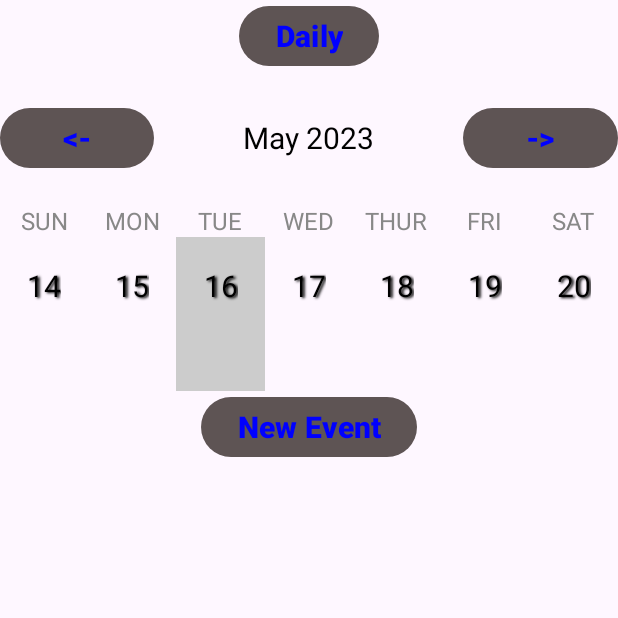
After one commit to vnoel02/WorkFlow-App, an Android app: the WeekViewActivity screen opened directly, with no data from a screen before it, on a phone screen of 412 x 824 dp, the top half of it. The commit adds this screen. Run offline under Robolectric (Android 15) with nearby library versions, the phone set to English and light mode, and no system bars; 2 statements that could not run were skipped.

```diff
--- a/app/src/main/AndroidManifest.xml
+++ b/app/src/main/AndroidManifest.xml
@@ -18,6 +18,7 @@
             android:name=".DailyCalendarActivity"
             android:exported="true" />
         <activity android:name=".EventEditActivity" />
+        <activity android:name=".WeekViewActivity" />
     <activity
         android:name="com.example.workflow.MainActivity"
         android:exported="false" />
--- a/app/src/main/java/com/example/workflow/CalendarAdapter.java
+++ b/app/src/main/java/com/example/workflow/CalendarAdapter.java
@@ -41,7 +41,6 @@ class CalendarAdapter extends RecyclerView.Adapter<CalendarViewHolder>
     public void onBindViewHolder(@NonNull CalendarViewHolder holder, int position)
     {
         final LocalDate date = days.get(position);
-
         holder.dayOfMonth.setText(String.valueOf(date.getDayOfMonth()));
 
         if(date.equals(CalendarUtils.selectedDate))
@@ -63,4 +62,5 @@ class CalendarAdapter extends RecyclerView.Adapter<CalendarViewHolder>
     {
         void onItemClick(int position, LocalDate date);
     }
+
 }
--- a/app/src/main/java/com/example/workflow/CalendarUtils.java
+++ b/app/src/main/java/com/example/workflow/CalendarUtils.java
@@ -1,5 +1,6 @@
 package com.example.workflow;
 
+import java.time.DayOfWeek;
 import java.time.LocalDate;
 import java.time.LocalTime;
 import java.time.YearMonth;
@@ -67,7 +68,34 @@ public class CalendarUtils
         }
         return  daysInMonthArray;
     }
+    public static ArrayList<LocalDate> daysInWeekArray(LocalDate selectedDate)
+    {
+        ArrayList<LocalDate> days = new ArrayList<>();
+        LocalDate current = sundayForDate(selectedDate);
+        LocalDate endDate = current.plusWeeks(1);
 
+        while (current.isBefore(endDate))
+        {
+            days.add(current);
+            current = current.plusDays(1);
+        }
+        return days;
+    }
+
+    private static LocalDate sundayForDate(LocalDate current)
+    {
+        LocalDate oneWeekAgo = current.minusWeeks(1);
+
+        while (current.isAfter(oneWeekAgo))
+        {
+            if(current.getDayOfWeek() == DayOfWeek.SUNDAY)
+                return current;
+
+            current = current.minusDays(1);
+        }
+
+        return null;
+    }
 
 
 
--- a/app/src/main/java/com/example/workflow/MainActivity.java
+++ b/app/src/main/java/com/example/workflow/MainActivity.java
@@ -108,10 +108,11 @@ public class MainActivity extends AppCompatActivity implements CalendarAdapter.O
         }
     }
 
-    public void dailyAction(View view)
+    public void weeklyAction(View view)
     {
-        startActivity(new Intent(this, DailyCalendarActivity.class));
+        startActivity(new Intent(this, WeekViewActivity.class));
     }
+
 
 
     @Override
--- /dev/null
+++ b/app/src/main/java/com/example/workflow/SQLiteManager.java
@@ -0,0 +1,155 @@
+package com.example.workflow;
+
+import android.annotation.SuppressLint;
+import android.content.ContentValues;
+import android.content.Context;
+import android.database.Cursor;
+import android.database.sqlite.SQLiteDatabase;
+import android.database.sqlite.SQLiteOpenHelper;
+
+import java.text.DateFormat;
+import java.text.ParseException;
+import java.text.SimpleDateFormat;
+import java.time.LocalDate;
+import java.time.LocalTime;
+import java.util.Date;
+
+
+public class SQLiteManager extends SQLiteOpenHelper
+{
+    private static SQLiteManager sqLiteManager;
+    private static final String DATABASE_NAME = "EventDB";
+    private static final int DATABASE_VERSION = 1;
+    private static final String TABLE_NAME = "Event";
+    private static final String COUNTER = "Counter";
+
+    private static final String ID_FIELD = "id";
+    private static final String NAME_FIELD = "name";
+    private static final String DATE_FIELD = "date";
+    private static final String TIME_FIELD = "time";
+
+   // private static final String DELETED_FIELD = "deleted";
+
+    @SuppressLint("SimpleDateFormat")
+    private static final DateFormat dateFormat = new SimpleDateFormat("MM-dd-yyyy HH:mm:ss");
+
+    public SQLiteManager(Context context)
+    {
+        super(context, DATABASE_NAME, null, DATABASE_VERSION);
+    }
+
+    public static SQLiteManager instanceOfDatabase(Context context)
+    {
+        if(sqLiteManager == null)
+            sqLiteManager = new SQLiteManager(context);
+
+        return sqLiteManager;
+    }
+
+    @Override
+    public void onCreate(SQLiteDatabase sqLiteDatabase)
+    {
+        StringBuilder sql;
+        sql = new StringBuilder()
+                .append("CREATE TABLE ")
+                .append(TABLE_NAME)
+                .append("(")
+                .append(COUNTER)
+                .append(" INTEGER PRIMARY KEY AUTOINCREMENT, ")
+                .append(ID_FIELD)
+                .append(" INT, ")
+                .append(NAME_FIELD)
+                .append(" TEXT, ")
+                .append(DATE_FIELD)
+                .append(" TEXT, ")
+                .append(TIME_FIELD)
+                .append(" TEXT)");
+//                .append(DELETED_FIELD)
+//                .append(" TEXT)");
+
+        sqLiteDatabase.execSQL(sql.toString());
+    }
+
+    @Override
+    public void onUpgrade(SQLiteDatabase sqLiteDatabase, int oldVersion, int newVersion)
+    {
+//        switch (oldVersion)
+//        {
+//            case 1:
+//                sqLiteDatabase.execSQL("ALTER TABLE " + TABLE_NAME + " ADD COLUMN " + NEW_COLUMN + " TEXT");
+//            case 2:
+//                sqLiteDatabase.execSQL("ALTER TABLE " + TABLE_NAME + " ADD COLUMN " + NEW_COLUMN + " TEXT");
+//        }
+    }
+
+    public void addEventToDatabase(Event event)
+    {
+        SQLiteDatabase sqLiteDatabase = this.getWritableDatabase();
+
+        ContentValues contentValues = new ContentValues();
+        contentValues.put(ID_FIELD, event.getId());
+        contentValues.put(NAME_FIELD, event.getName());
+        contentValues.put(DATE_FIELD, (event.getDate().toString()));
+        contentValues.put(TIME_FIELD, (event.getTime().toString()));
+      //  contentValues.put(DELETED_FIELD, getStringFromDate(event.getDeleted()));
+
+        sqLiteDatabase.insert(TABLE_NAME, null, contentValues);
+    }
+
+    public void populateEventListArray()
+    {
+        SQLiteDatabase sqLiteDatabase = this.getReadableDatabase();
+
+        try (Cursor result = sqLiteDatabase.rawQuery("SELECT * FROM " + TABLE_NAME, null))
+        {
+            if(result.getCount() != 0)
+            {
+                while (result.moveToNext())
+                {
+                    int id = result.getInt(1);
+                    String name = result.getString(2);
+                    String date = result.getString(3);
+                    String time = result.getString(4);
+                    //String stringDeleted = result.getString(5);
+                   // Date deleted = getDateFromString(stringDeleted);
+                    LocalDate newDate = LocalDate.parse(date);
+                    LocalTime newTime = LocalTime.parse(time);
+                    Event event = new Event(id,name,newDate,newTime); // removed deleted
+                    Event.eventsList.add(event);
+                }
+            }
+        }
+    }
+
+    public void updateEventInDB(Event event)
+    {
+        SQLiteDatabase sqLiteDatabase = this.getWritableDatabase();
+        ContentValues contentValues = new ContentValues();
+        contentValues.put(ID_FIELD, event.getId());
+        contentValues.put(NAME_FIELD, event.getName());
+        contentValues.put(DATE_FIELD, event.getDate().toString());
+        contentValues.put(TIME_FIELD, event.getTime().toString());
+        //contentValues.put(DELETED_FIELD, getStringFromDate(event.getDeleted()));
+        sqLiteDatabase.update(TABLE_NAME, contentValues, ID_FIELD + " =? ", new String[]{String.valueOf(event.getId())});
+    }
+
+//    private String getStringFromDate(Date date)
+//    {
+//        if(date == null)
+//            return null;
+//        return dateFormat.format(date);
+//    }
+//
+//    private Date getDateFromString(String string)
+//    {
+//        try
+//        {
+//            return dateFormat.parse(string);
+//        }
+//        catch (ParseException | NullPointerException e)
+//        {
+//            return null;
+//        }
+//    }
+
+}
--- /dev/null
+++ b/app/src/main/java/com/example/workflow/WeekViewActivity.java
@@ -0,0 +1,116 @@
+package com.example.workflow;
+
+import static com.example.workflow.CalendarUtils.daysInWeekArray;
+import static com.example.workflow.CalendarUtils.monthYearFromDate;
+
+
+import android.content.Intent;
+import android.os.Bundle;
+import android.view.View;
+import android.widget.AdapterView;
+import android.widget.ListView;
+import android.widget.TextView;
+
+import androidx.appcompat.app.AppCompatActivity;
+import androidx.recyclerview.widget.GridLayoutManager;
+import androidx.recyclerview.widget.RecyclerView;
+
+import java.time.LocalDate;
+import java.util.ArrayList;
+
+public class WeekViewActivity extends AppCompatActivity implements CalendarAdapter.OnItemListener
+{
+    private TextView monthYearText;
+    private RecyclerView calendarRecyclerView;
+    private ListView eventListView;
+
+    @Override
+    protected void onCreate(Bundle savedInstanceState)
+    {
+        super.onCreate(savedInstanceState);
+        setContentView(R.layout.activity_week_view);
+        initWidgets();
+        LoadFromDBToMemory();
+        setWeekView();
+        setOnclickListener();
+    }
+
+    private void LoadFromDBToMemory() {
+        SQLiteManager sqLiteManager = SQLiteManager.instanceOfDatabase(this);
+        sqLiteManager.populateEventListArray();
+    }
+
+    private void initWidgets()
+    {
+        calendarRecyclerView = findViewById(R.id.calendarRecyclerView);
+        monthYearText = findViewById(R.id.monthYearTV);
+        eventListView = findViewById(R.id.eventListView);
+    }
+
+    private void setWeekView()
+    {
+        monthYearText.setText(monthYearFromDate(CalendarUtils.selectedDate));
+        ArrayList<LocalDate> days = daysInWeekArray(CalendarUtils.selectedDate);
+
+        CalendarAdapter calendarAdapter = new CalendarAdapter(days, this);
+        RecyclerView.LayoutManager layoutManager = new GridLayoutManager(getApplicationContext(), 7);
+        calendarRecyclerView.setLayoutManager(layoutManager);
+        calendarRecyclerView.setAdapter(calendarAdapter);
+        setEventAdpater();
+    }
+
+
+    public void previousWeekAction(View view)
+    {
+        CalendarUtils.selectedDate = CalendarUtils.selectedDate.minusWeeks(1);
+        setWeekView();
+    }
+
+    public void nextWeekAction(View view)
+    {
+        CalendarUtils.selectedDate = CalendarUtils.selectedDate.plusWeeks(1);
+        setWeekView();
+    }
+
+    @Override
+    public void onItemClick(int position, LocalDate date)
+    {
+        CalendarUtils.selectedDate = date;
+        setWeekView();
+    }
+
+    @Override
+    protected void onResume()
+    {
+        super.onResume();
+        setEventAdpater();
+    }
+
+    private void setEventAdpater()
+    {
+        ArrayList<Event> dailyEvents = Event.eventsForDate(CalendarUtils.selectedDate);
+        EventAdapter eventAdapter = new EventAdapter(getApplicationContext(), dailyEvents); //Event.nonDeletedEvents()
+        eventListView.setAdapter(eventAdapter);
+    }
+    private void setOnclickListener() {
+
+        eventListView.setOnItemClickListener(new AdapterView.OnItemClickListener() {
+            @Override
+            public void onItemClick(AdapterView<?> adapterView, View view, int position, long l) {
+                Event selectedEvent = (Event) eventListView.getItemAtPosition(position);
+                Intent editEventIntent = new Intent(getApplicationContext(), EventEditActivity.class);
+                editEventIntent.putExtra(Event.Event_Edit_Extra,selectedEvent.getId());
+                startActivity(editEventIntent);
+            }
+        });
+    }
+
+    public void newEventAction(View view)
+    {
+        startActivity(new Intent(this, EventEditActivity.class));
+    }
+    public void dailyAction(View view)
+    {
+        startActivity(new Intent(this, DailyCalendarActivity.class));
+    }
+}
--- a/app/src/main/res/layout/activity_main.xml
+++ b/app/src/main/res/layout/activity_main.xml
@@ -13,11 +13,11 @@
         android:layout_width="wrap_content"
         android:layout_height="wrap_content"
         android:layout_gravity="center"
-        android:text="Daily"
+        android:text="Weekly"
         android:textColor="@color/blue"
         android:background="@null"
         android:textStyle="bold"
-        android:onClick="dailyAction"
+        android:onClick="weeklyAction"
         android:textSize="20sp"/>
 
     <LinearLayout
--- /dev/null
+++ b/app/src/main/res/layout/activity_week_view.xml
@@ -0,0 +1,158 @@
+<?xml version="1.0" encoding="utf-8"?>
+<LinearLayout
+    xmlns:android="http://schemas.android.com/apk/res/android"
+    xmlns:app="http://schemas.android.com/apk/res-auto"
+    xmlns:tools="http://schemas.android.com/tools"
+    android:layout_width="match_parent"
+    android:layout_height="match_parent"
+    android:orientation="vertical"
+    tools:context=".WeekViewActivity">
+
+    <Button
+        android:layout_width="wrap_content"
+        android:layout_height="wrap_content"
+        android:layout_gravity="center"
+        android:text="Daily"
+        android:textColor="@color/blue"
+        android:background="@null"
+        android:textStyle="bold"
+        android:onClick="dailyAction"
+        android:textSize="20sp"/>
+    <LinearLayout
+        android:layout_width="match_parent"
+        android:layout_height="wrap_content"
+        android:orientation="horizontal"
+        android:layout_marginBottom="20dp"
+        android:layout_marginTop="20dp">
+
+        <Button
+            android:layout_width="0dp"
+            android:layout_height="wrap_content"
+            android:layout_weight="1"
+            android:text="@string/back"
+            android:textColor="@color/blue"
+            android:background="@null"
+            android:textStyle="bold"
+            android:onClick="previousWeekAction"
+            android:textSize="20sp"/>
+
+        <TextView
+            android:id="@+id/monthYearTV"
+            android:layout_width="0dp"
+            android:layout_weight="2"
+            android:layout_height="wrap_content"
+            android:text="Feb 2021"
+            android:textSize="20sp"
+            android:textAlignment="center"
+            android:textColor="@color/black"/>
+
+        <Button
+            android:layout_width="0dp"
+            android:layout_height="wrap_content"
+            android:layout_weight="1"
+            android:text="@string/forward"
+            android:textColor="@color/blue"
+            android:background="@null"
+            android:textStyle="bold"
+            android:onClick="nextWeekAction"
+            android:textSize="20sp"/>
+
+    </LinearLayout>
+
+    <LinearLayout
+        android:layout_width="match_parent"
+        android:layout_height="wrap_content"
+        android:orientation="horizontal">
+
+        <TextView
+            android:layout_width="0dp"
+            android:layout_height="wrap_content"
+            android:layout_weight="1"
+            android:text="SUN"
+            android:textColor="@color/gray"
+            android:textAlignment="center"
+            android:textSize="16sp"/>
+
+        <TextView
+            android:layout_width="0dp"
+            android:layout_height="wrap_content"
+            android:layout_weight="1"
+            android:text="MON"
+            android:textColor="@color/gray"
+            android:textAlignment="center"
+            android:textSize="16sp"/>
+
+        <TextView
+            android:layout_width="0dp"
+            android:layout_height="wrap_content"
+            android:layout_weight="1"
+            android:text="TUE"
+            android:textColor="@color/gray"
+            android:textAlignment="center"
+            android:textSize="16sp"/>
+
+        <TextView
+            android:layout_width="0dp"
+            android:layout_height="wrap_content"
+            android:layout_weight="1"
+            android:text="WED"
+            android:textColor="@color/gray"
+            android:textAlignment="center"
+            android:textSize="16sp"/>
+
+        <TextView
+            android:layout_width="0dp"
+            android:layout_height="wrap_content"
+            android:layout_weight="1"
+            android:text="THUR"
+            android:textColor="@color/gray"
+            android:textAlignment="center"
+            android:textSize="16sp"/>
+
+        <TextView
+            android:layout_width="0dp"
+            android:layout_height="wrap_content"
+            android:layout_weight="1"
+            android:text="FRI"
+            android:textColor="@color/gray"
+            android:textAlignment="center"
+            android:textSize="16sp"/>
+
+        <TextView
+            android:layout_width="0dp"
+            android:layout_height="wrap_content"
+            android:layout_weight="1"
+            android:text="SAT"
+            android:textColor="@color/gray"
+            android:textAlignment="center"
+            android:textSize="16sp"/>
+
+
+    </LinearLayout>
+
+
+    <androidx.recyclerview.widget.RecyclerView
+        android:id="@+id/calendarRecyclerView"
+        android:layout_width="match_parent"
+        android:layout_height="0dp"
+        android:layout_weight="1"/>
+
+    <Button
+        android:layout_width="wrap_content"
+        android:layout_height="wrap_content"
+        android:text="New Event"
+        android:textColor="@color/blue"
+        android:background="@null"
+        android:textStyle="bold"
+        android:onClick="newEventAction"
+        android:layout_gravity="center"
+        android:textSize="20sp"/>
+
+    <ListView
+        android:id="@+id/eventListView"
+        android:layout_width="match_parent"
+        android:layout_height="0dp"
+        android:layout_weight="5"/>
+
+
+</LinearLayout>
--- a/app/src/main/res/values/colors.xml
+++ b/app/src/main/res/values/colors.xml
@@ -6,4 +6,7 @@
     <color name="white">#FFFFFFFF</color>
     <color name="dark_gray">#5E5454</color>
     <color name="lightGray">#EEE</color>
+    <color name="red">#E11717</color>
+    <color name="event">#404665</color>
+
 </resources>
```
Also changed, not shown: app/src/main/java/com/example/workflow/Event.java (+50 -1 lines), app/src/main/java/com/example/workflow/EventEditActivity.java (+44 -4 lines), app/src/main/res/layout/activity_event_edit.xml (+12 -0 lines).
